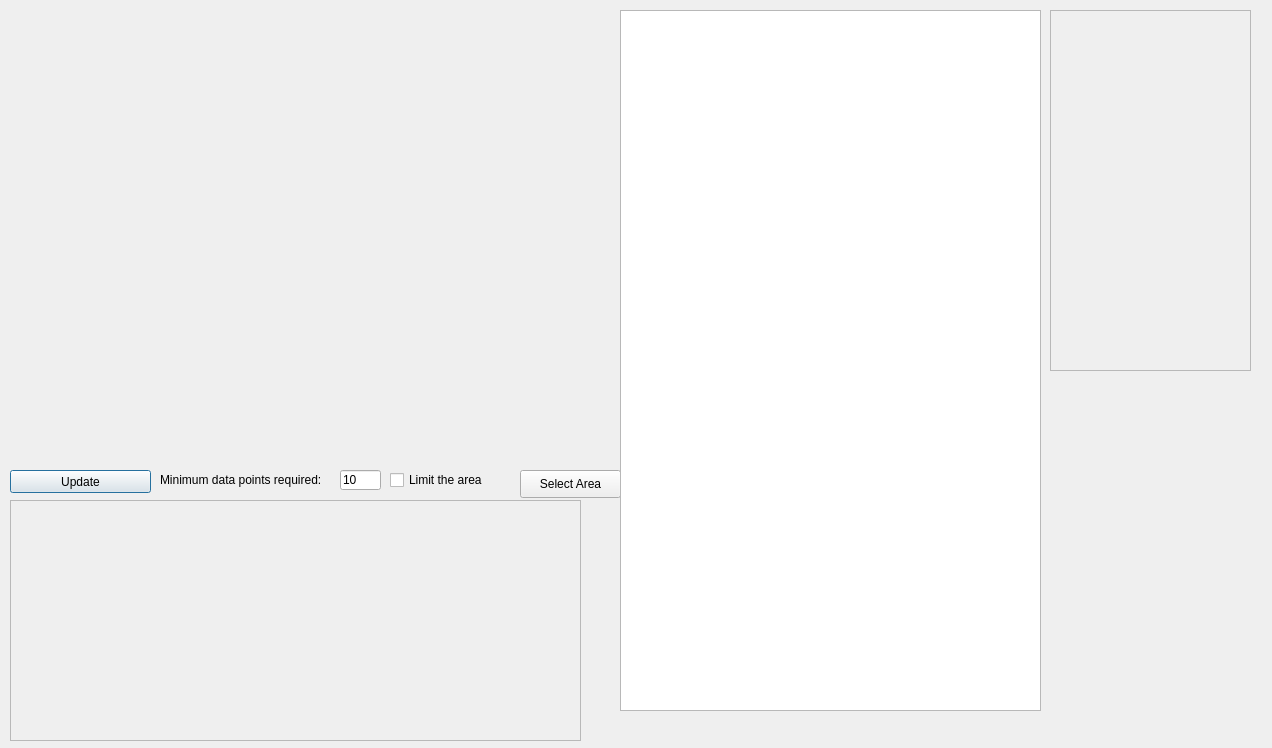
Above: widgets/Run_analyse_base.ui from axelande/geodatafarm3 before the change. Below: the same form after it.
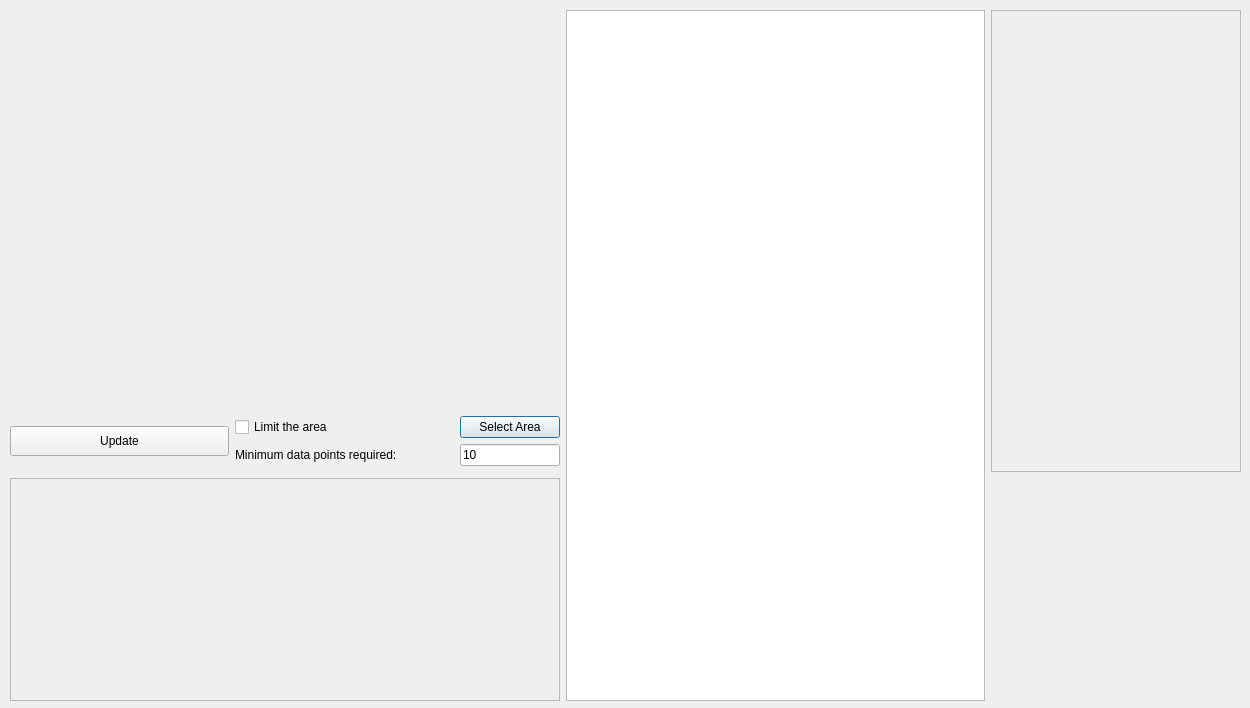
That is the form after the change.

Commit message: Added "Layouts"  to the ui files and minor changes in files adding qt elements to the interfaces.

What changed in the file:
```diff
--- a/widgets/Run_analyse_base.ui
+++ b/widgets/Run_analyse_base.ui
@@ -6,8 +6,8 @@
    <rect>
     <x>0</x>
     <y>0</y>
-    <width>1272</width>
-    <height>748</height>
+    <width>1250</width>
+    <height>708</height>
    </rect>
   </property>
   <property name="minimumSize">
@@ -22,15 +22,54 @@
   <property name="toolTip">
    <string/>
   </property>
+  <widget class="QWidget" name="gridLayoutWidget">
+   <property name="geometry">
+    <rect>
+     <x>10</x>
+     <y>10</y>
+     <width>1231</width>
+     <height>691</height>
+    </rect>
+   </property>
+   <layout class="QGridLayout" name="gridLayout">
+    <item row="0" column="2" rowspan="3">
+     <widget class="QScrollArea" name="groupBoxConstraints">
+      <property name="minimumSize">
+       <size>
+        <width>200</width>
+        <height>350</height>
+       </size>
+      </property>
+      <property name="maximumSize">
+       <size>
+        <width>250</width>
+        <height>500</height>
+       </size>
+      </property>
+      <property name="widgetResizable">
+       <bool>true</bool>
+      </property>
+      <widget class="QWidget" name="scrollAreaWidgetContents_2">
+       <property name="geometry">
+        <rect>
+         <x>0</x>
+         <y>0</y>
+         <width>248</width>
+         <height>466</height>
+        </rect>
+       </property>
+      </widget>
+     </widget>
+    </item>
+    <item row="0" column="1" rowspan="4">
+     <widget class="QTableView" name="TVValues">
+      <property name="selectionMode">
+       <enum>QAbstractItemView::MultiSelection</enum>
+      </property>
+     </widget>
+    </item>
+    <item row="0" column="0">
   <widget class="QWidget" name="mplwindow" native="true">
-   <property name="geometry">
-    <rect>
-     <x>10</x>
-     <y>0</y>
-     <width>601</width>
-     <height>461</height>
-    </rect>
-   </property>
    <property name="sizePolicy">
     <sizepolicy hsizetype="Preferred" vsizetype="Preferred">
      <horstretch>0</horstretch>
@@ -39,8 +78,14 @@
    </property>
    <property name="minimumSize">
     <size>
-     <width>461</width>
-     <height>0</height>
+        <width>550</width>
+        <height>400</height>
+       </size>
+      </property>
+      <property name="maximumSize">
+       <size>
+        <width>550</width>
+        <height>16777215</height>
     </size>
    </property>
    <layout class="QVBoxLayout" name="mplvl">
@@ -58,28 +103,9 @@
     </property>
    </layout>
   </widget>
-  <widget class="QPushButton" name="pButRun">
-   <property name="geometry">
-    <rect>
-     <x>10</x>
-     <y>470</y>
-     <width>141</width>
-     <height>23</height>
-    </rect>
-   </property>
-   <property name="text">
-    <string>Update</string>
-   </property>
-  </widget>
+    </item>
+    <item row="3" column="0">
   <widget class="QScrollArea" name="paramArea">
-   <property name="geometry">
-    <rect>
-     <x>10</x>
-     <y>500</y>
-     <width>571</width>
-     <height>241</height>
-    </rect>
-   </property>
    <property name="widgetResizable">
     <bool>true</bool>
    </property>
@@ -88,56 +114,36 @@
      <rect>
       <x>0</x>
       <y>0</y>
-      <width>569</width>
-      <height>239</height>
+         <width>548</width>
+         <height>212</height>
      </rect>
     </property>
    </widget>
   </widget>
-  <widget class="QScrollArea" name="groupBoxConstraints">
-   <property name="geometry">
-    <rect>
-     <x>1050</x>
-     <y>10</y>
-     <width>201</width>
-     <height>361</height>
-    </rect>
-   </property>
-   <property name="widgetResizable">
-    <bool>true</bool>
-   </property>
-   <widget class="QWidget" name="scrollAreaWidgetContents_2">
-    <property name="geometry">
-     <rect>
-      <x>0</x>
-      <y>0</y>
-      <width>199</width>
-      <height>359</height>
-     </rect>
-    </property>
-   </widget>
-  </widget>
+    </item>
+    <item row="1" column="0">
+     <layout class="QGridLayout" name="gridLayout_2">
+      <item row="1" column="1">
   <widget class="QLabel" name="label">
-   <property name="geometry">
-    <rect>
-     <x>160</x>
-     <y>470</y>
-     <width>181</width>
-     <height>20</height>
-    </rect>
-   </property>
    <property name="text">
     <string>Minimum data points required:</string>
    </property>
   </widget>
+      </item>
+      <item row="0" column="1">
+       <widget class="QCheckBox" name="CBLimitArea">
+        <property name="text">
+         <string>Limit the area</string>
+        </property>
+       </widget>
+      </item>
+      <item row="1" column="2">
   <widget class="QLineEdit" name="minNumber">
-   <property name="geometry">
-    <rect>
-     <x>340</x>
-     <y>470</y>
-     <width>41</width>
-     <height>20</height>
-    </rect>
+        <property name="maximumSize">
+         <size>
+          <width>100</width>
+          <height>16777215</height>
+         </size>
    </property>
    <property name="toolTip">
     <string>&lt;html&gt;&lt;head/&gt;&lt;body&gt;&lt;p&gt;The minimum number of samples to show in the graph&lt;/p&gt;&lt;/body&gt;&lt;/html&gt;</string>
@@ -146,44 +152,30 @@
     <string>10</string>
    </property>
   </widget>
-  <widget class="QCheckBox" name="CBLimitArea">
-   <property name="geometry">
-    <rect>
-     <x>390</x>
-     <y>470</y>
-     <width>121</width>
-     <height>20</height>
-    </rect>
-   </property>
-   <property name="text">
-    <string>Limit the area</string>
-   </property>
-  </widget>
+      </item>
+      <item row="0" column="2">
   <widget class="QPushButton" name="PBSelectArea">
-   <property name="geometry">
-    <rect>
-     <x>520</x>
-     <y>470</y>
-     <width>101</width>
-     <height>28</height>
-    </rect>
-   </property>
    <property name="text">
     <string>Select Area</string>
    </property>
   </widget>
-  <widget class="QTableView" name="TVValues">
-   <property name="geometry">
-    <rect>
-     <x>620</x>
-     <y>10</y>
-     <width>421</width>
-     <height>701</height>
-    </rect>
-   </property>
-   <property name="selectionMode">
-    <enum>QAbstractItemView::MultiSelection</enum>
-   </property>
+      </item>
+      <item row="0" column="0" rowspan="2">
+       <widget class="QPushButton" name="pButRun">
+        <property name="minimumSize">
+         <size>
+          <width>150</width>
+          <height>30</height>
+         </size>
+        </property>
+        <property name="text">
+         <string>Update</string>
+        </property>
+       </widget>
+      </item>
+     </layout>
+    </item>
+   </layout>
   </widget>
  </widget>
  <resources/>
```
Lines whose indentation alone changed are shown as unchanged. The commit also changes 14 other files.
